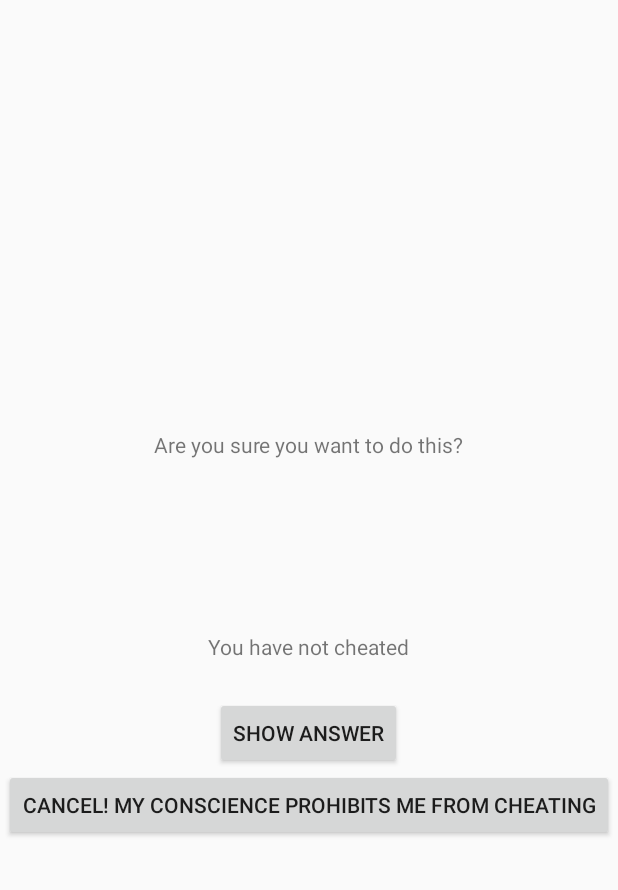
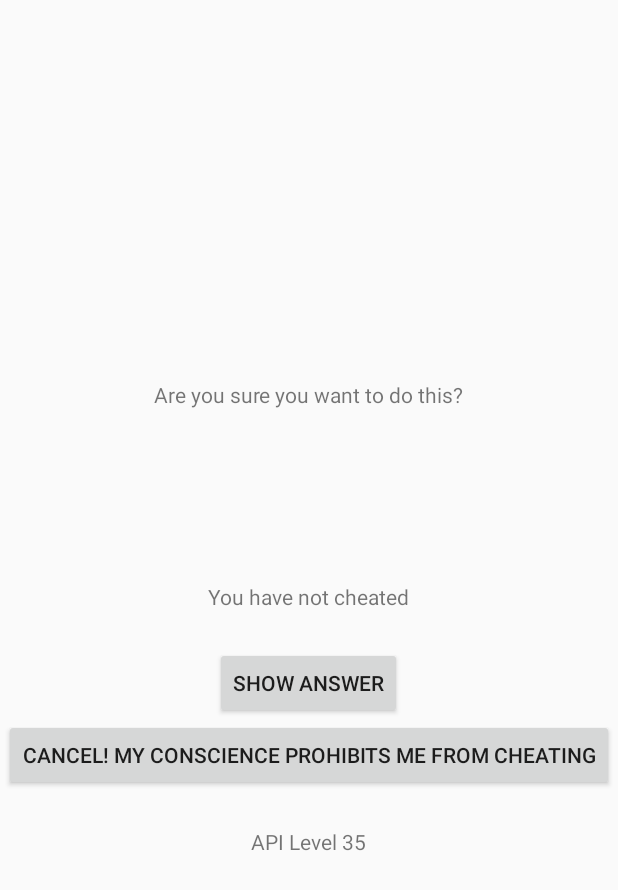
Before and after one commit to phuongnk/android_bignerdranch_geoquiz, an Android app: the CheatActivity screen opened directly, with no data from a screen before it, on a phone screen of 412 x 824 dp. Shown: the top 890 px of the screen. Run offline under Robolectric (Android 15) with nearby library versions, the phone set to English and light mode, and no system bars.

Commit message:
C6 - after challenges

```diff
--- a/app/src/main/java/com/bignerdranch/android/geoquiz/CheatActivity.java
+++ b/app/src/main/java/com/bignerdranch/android/geoquiz/CheatActivity.java
@@ -1,6 +1,7 @@
 package com.bignerdranch.android.geoquiz;
 
 import android.content.Intent;
+import android.os.Build;
 import android.os.Bundle;
 import android.support.design.widget.FloatingActionButton;
 import android.support.design.widget.Snackbar;
@@ -19,6 +20,7 @@ public class CheatActivity extends AppCompatActivity {
     private Button mCancelButton;
     private TextView mCheatAnswerTextView;
     private TextView mUserCheatedTextView;
+    private TextView mAPILevelTextView;
 
     private void setAnswerShownResult(boolean pAnswerShown) {
         Intent returnIntent = new Intent();
@@ -47,7 +49,8 @@ public class CheatActivity extends AppCompatActivity {
         mUserCheatedTextView = (TextView) findViewById(R.id.userCheatedTextView);
         showIfUserCheated();
         mCancelButton = (Button) findViewById(R.id.cheatCancelButton);
-
+        mAPILevelTextView = (TextView) findViewById(R.id.cheat_android_api_level_textview);
+        mAPILevelTextView.setText("API Level " + Build.VERSION.SDK_INT);
         if (savedInstanceState != null) {
             mUserCheated = savedInstanceState.getBoolean(EXTRA_USER_CHEATED, false);
         }
--- a/app/src/main/res/layout/activity_cheat.xml
+++ b/app/src/main/res/layout/activity_cheat.xml
@@ -39,4 +39,11 @@
         android:layout_width="wrap_content"
         android:layout_height="wrap_content"
         android:text="@string/cheat_cancel_button_label"/>
+
+    <TextView
+        android:layout_width="wrap_content"
+        android:layout_height="wrap_content"
+        android:padding="24dp"
+        tools:text="Android API version"
+        android:id="@+id/cheat_android_api_level_textview"/>
 </LinearLayout>
```
